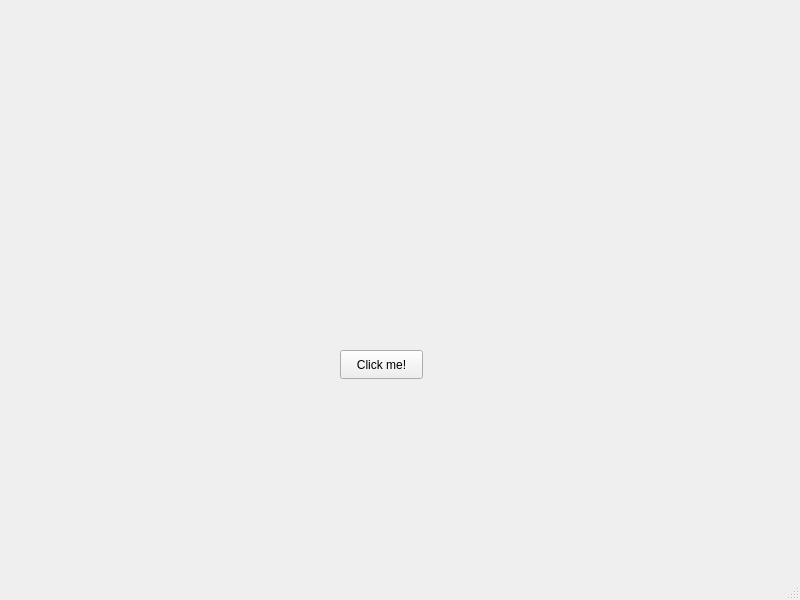
First picture: the form in mainwindow.ui, repository teletraanx/something-is-beeping, before the edit.
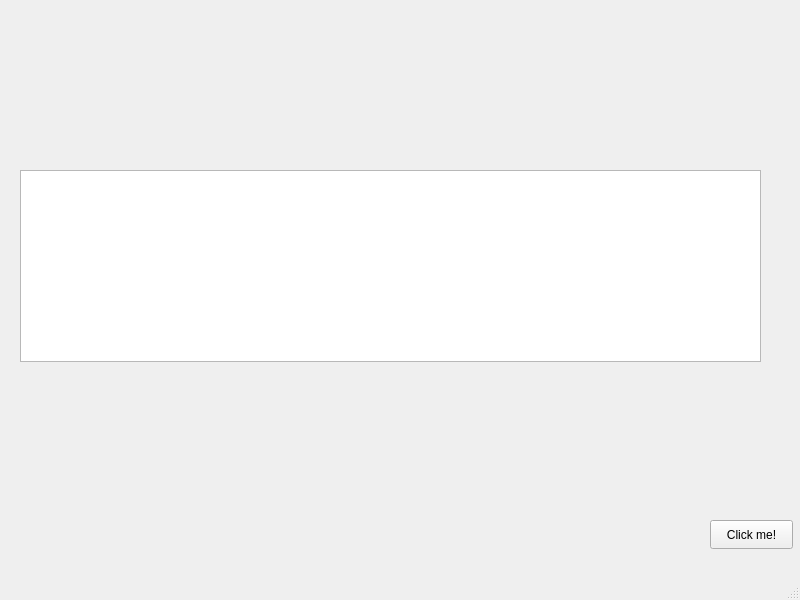
Second picture: the form after the edit.

```diff
--- a/mainwindow.ui
+++ b/mainwindow.ui
@@ -17,8 +17,8 @@
    <widget class="QPushButton" name="pushButton">
     <property name="geometry">
      <rect>
-      <x>340</x>
-      <y>350</y>
+      <x>710</x>
+      <y>520</y>
       <width>83</width>
       <height>29</height>
      </rect>
@@ -27,6 +27,16 @@
      <string>Click me!</string>
     </property>
    </widget>
+   <widget class="QGraphicsView" name="graphicsView">
+    <property name="geometry">
+     <rect>
+      <x>20</x>
+      <y>170</y>
+      <width>741</width>
+      <height>192</height>
+     </rect>
+    </property>
+   </widget>
   </widget>
   <widget class="QMenuBar" name="menubar">
    <property name="geometry">
```
Left out of the diff: 2 changed lines with no effect on the pictures.
